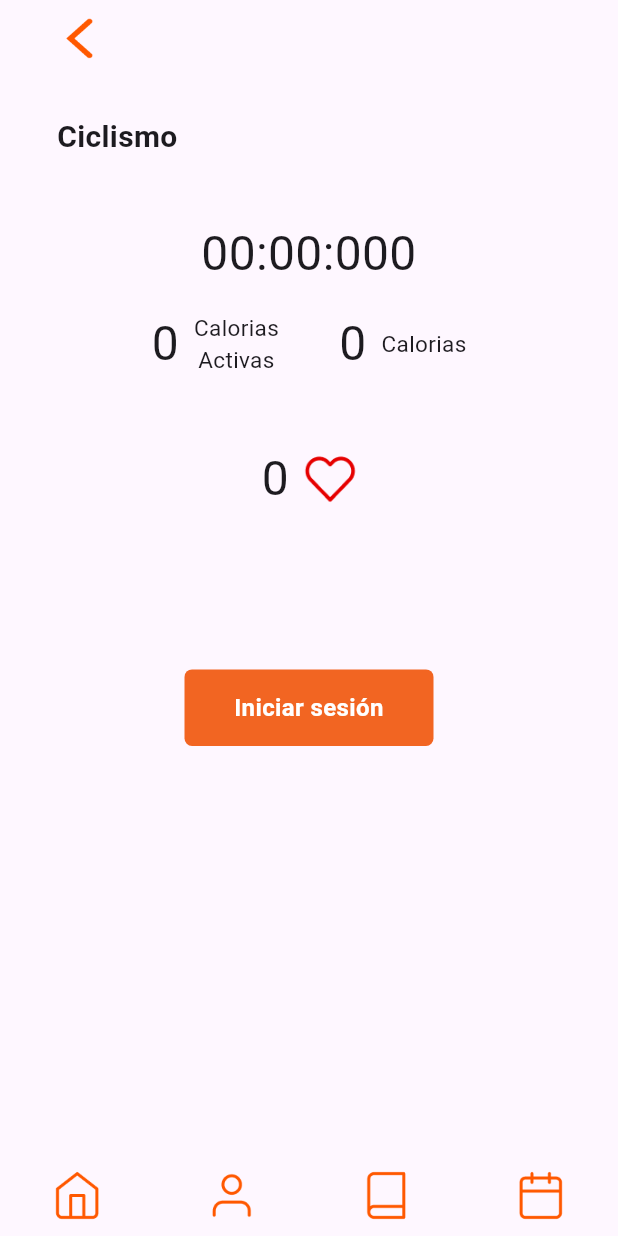
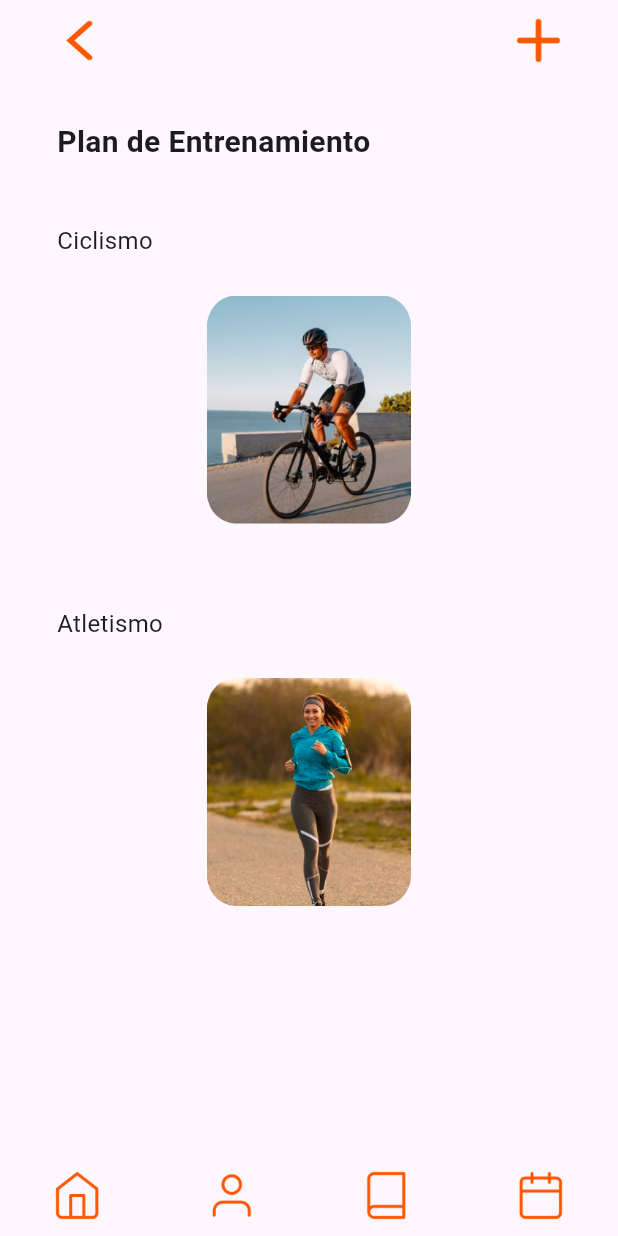
Before and after one commit to slozano95/sportapp_movil, a Flutter app: the PlanSelector screen opened directly, after a tap on "Plan Entrenamiento", on a phone screen of 412 x 824 dp. Run offline on Flutter 3.47's test engine with Material 3 defaults, Android fonts, the phone set to English and light mode, and no system bars; generated files the repository leaves out were written again; Roboto replaces fonts that are missing (IBM Plex Sans).

Commit message:
anadir entrenameinto

```diff
--- a/lib/plan_selector_view.dart
+++ b/lib/plan_selector_view.dart
@@ -3,6 +3,7 @@ import 'package:sportapp_movil/UI/colors.dart';
 import 'package:sportapp_movil/current_session_view.dart';
 import 'package:sportapp_movil/login_view.dart';
 import 'package:sportapp_movil/schedule_deportologo.dart';
+import 'package:sportapp_movil/training_plan_view.dart';
 
 import 'UI/components.dart';
 
@@ -135,7 +136,7 @@ class _PlanSelectorState extends State<PlanSelector> {
               goToScheduleDeportologo();
               break;
             case PlanFeatures.trainingPlan:
-              goToCurrentSession();
+              goToTrainingPlan();
               break;
             default:
               break;
@@ -185,4 +186,11 @@ class _PlanSelectorState extends State<PlanSelector> {
       MaterialPageRoute(builder: (context) => CurrentSessionView()),
     );
   }
+
+  void goToTrainingPlan() {
+    Navigator.push(
+      context,
+      MaterialPageRoute(builder: (context) => TrainingPlanView()),
+    );
+  }
 }
--- /dev/null
+++ b/lib/training_plan_view.dart
@@ -0,0 +1,122 @@
+import 'package:flutter/material.dart';
+import 'package:sportapp_movil/UI/colors.dart';
+import 'package:sportapp_movil/current_session_view.dart';
+import 'package:sportapp_movil/login_view.dart';
+import 'package:sportapp_movil/plan_selector_view.dart';
+import 'package:sportapp_movil/schedule_deportologo.dart';
+import 'package:sportapp_movil/training_exercises_view.dart';
+
+import 'UI/components.dart';
+
+// ignore: must_be_immutable
+class TrainingPlanView extends StatefulWidget {
+  TrainingPlanView({super.key});
+
+  @override
+  _TrainingPlanViewState createState() => _TrainingPlanViewState();
+}
+
+class _TrainingPlanViewState extends State<TrainingPlanView> {
+  @override
+  Widget build(BuildContext context) {
+    return Scaffold(
+        body: SafeArea(
+            child: Column(children: [
+      Container(
+          padding: const EdgeInsets.fromLTRB(38, 12, 38, 0),
+          child: Row(
+            children: [
+              GestureDetector(
+                  onTap: () {
+                    goBack();
+                  },
+                  child: const Image(
+                      image: AssetImage("assets/icon_back.png"), width: 30)),
+              Spacer(),
+              GestureDetector(
+                  onTap: () {
+                    goToAddExercises();
+                  },
+                  child: const Image(
+                      image: AssetImage("assets/icon_add.png"), width: 30))
+            ],
+          )),
+      Expanded(
+          child: Container(
+              padding: const EdgeInsets.all(38),
+              child: Column(
+                  crossAxisAlignment: CrossAxisAlignment.start,
+                  children: [
+                    Text("Plan de Entrenamiento", style: AppTypography.heading),
+                    const SizedBox(height: 40),
+                    Row(
+                      children: [
+                        Expanded(
+                            child: activityCell(
+                                "Ciclismo", "assets/plan_ciclismo.png"))
+                      ],
+                    ),
+                    const SizedBox(height: 55),
+                    Row(
+                      children: [
+                        Expanded(
+                            child: activityCell(
+                                "Atletismo", "assets/plan_atletismo.png"))
+                      ],
+                    )
+                  ]))),
+      UIComponents.tabBar()
+    ])));
+  }
+
+  Widget activityCell(String name, String image) {
+    return GestureDetector(
+        onTap: () {},
+        child: Container(
+            height: 200,
+            child:
+                Column(crossAxisAlignment: CrossAxisAlignment.start, children: [
+              Text(name, style: AppTypography.body),
+              SizedBox(height: 25),
+              Expanded(
+                  child: Container(
+                      decoration: BoxDecoration(
+                          borderRadius: BorderRadius.circular(10),
+                          image: DecorationImage(
+                            image: AssetImage(image),
+                          ))))
+            ])));
+  }
+
+  void signOut() {
+    Navigator.pushReplacement(
+      context,
+      MaterialPageRoute(builder: (context) => LoginView()),
+    );
+  }
+
+  void goToScheduleDeportologo() {
+    Navigator.push(
+      context,
+      MaterialPageRoute(builder: (context) => ScheduleDeportologo()),
+    );
+  }
+
+  void goToCurrentSession() {
+    Navigator.push(
+      context,
+      MaterialPageRoute(builder: (context) => CurrentSessionView()),
+    );
+  }
+
+  void goBack() {
+    Navigator.of(context).pop();
+  }
+
+  void goToAddExercises() {
+    Navigator.push(
+      context,
+      MaterialPageRoute(builder: (context) => TrainingExercisesView()),
+    );
+  }
+}
```
Also changed, not shown: lib/UI/components.dart (+19 -1 lines), lib/training_exercises_view.dart (added, +163 -0 lines), assets/exe_abdomen.png (added), assets/exe_cardio.png (added), assets/exe_lumbar.png (added), assets/exe_pierna.png (added), assets/icon_add.png (added), assets/plan_atletismo.png (added), assets/plan_ciclismo.png (added).
